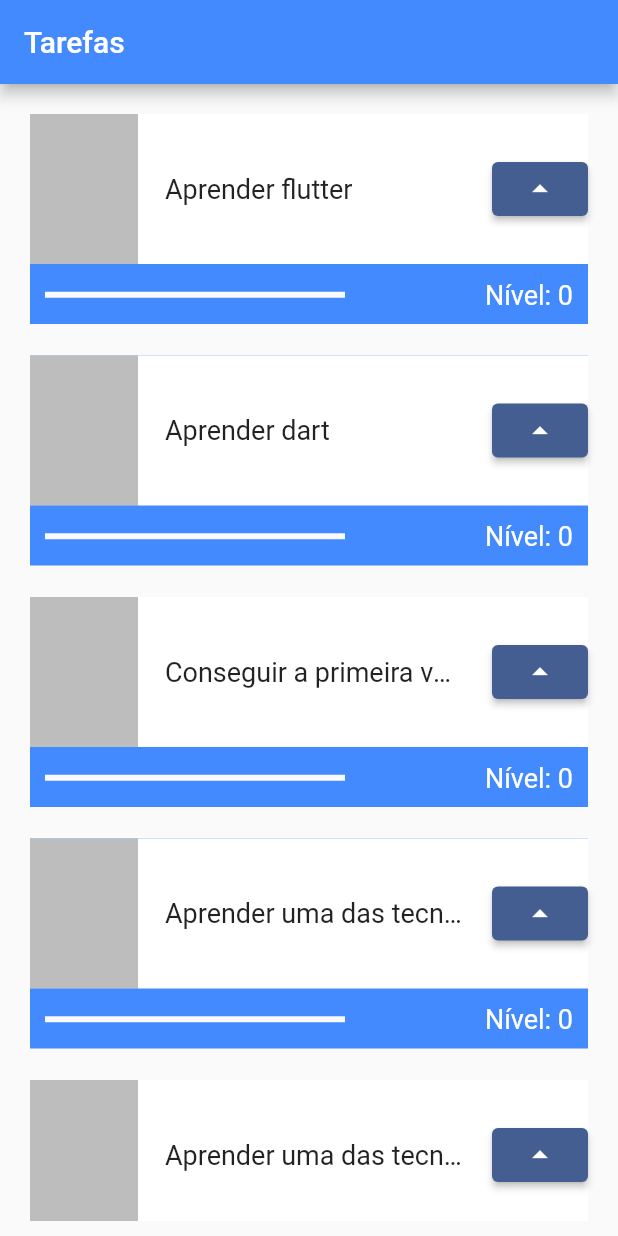
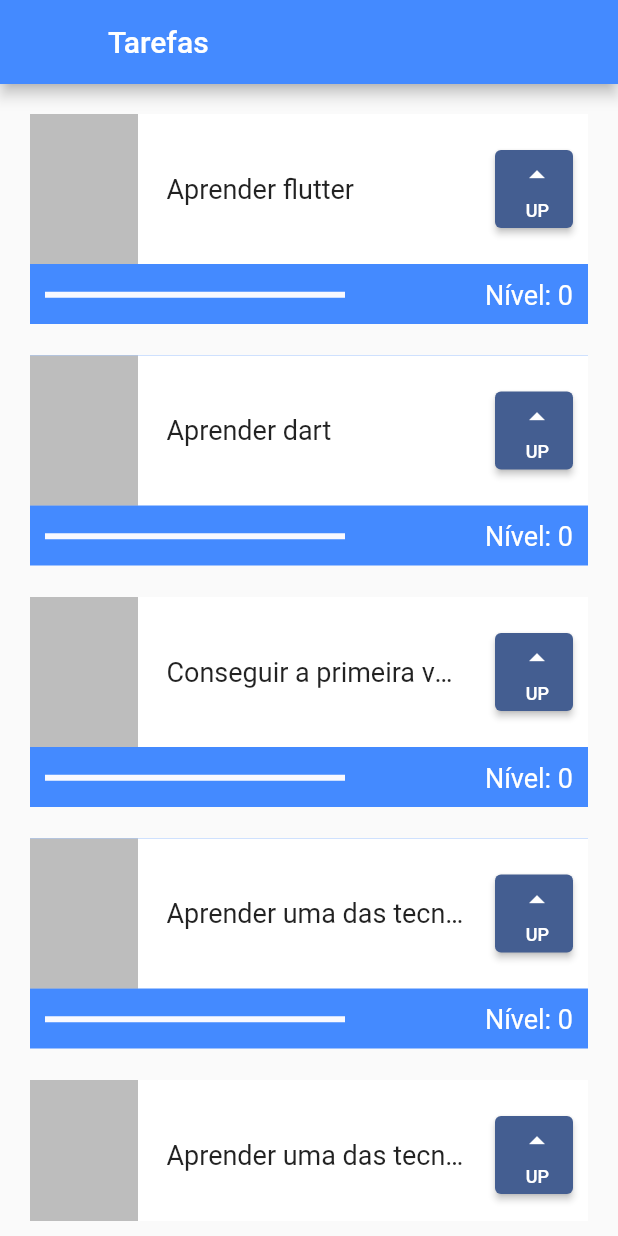
Before and after one commit to flavioaugusto1/lista_tarefas, a Flutter app: the screen it shows after launch, on a phone screen of 412 x 824 dp. Run offline on Flutter 3.47's test engine with Material 3 defaults, Android fonts, the phone set to English and light mode, and no system bars.

Commit message:
feat: implementada estilização do botão

```diff
--- a/lib/main.dart
+++ b/lib/main.dart
@@ -19,6 +19,7 @@
       ),
       home: Scaffold(
         appBar: AppBar(
+          leading: Container(),
           title: const Text(
             "Tarefas",
             style: TextStyle(
@@ -125,13 +126,27 @@
                         ),
                       ),
                     ),
-                    ElevatedButton(
-                      onPressed: () {
-                        setState(() {
-                          incrementLevel();
-                        });
-                      },
-                      child: Icon(Icons.arrow_drop_up),
+                    Padding(
+                      padding: const EdgeInsets.only(right: 10),
+                      child: Container(
+                        height: 52,
+                        width: 52,
+                        child: ElevatedButton(
+                          onPressed: () {
+                            setState(() {
+                              incrementLevel();
+                            });
+                          },
+                          child: const Column(
+                            mainAxisAlignment: MainAxisAlignment.spaceEvenly,
+                            crossAxisAlignment: CrossAxisAlignment.end,
+                            children: [
+                              Icon(Icons.arrow_drop_up),
+                              Text("UP", style: TextStyle(fontSize: 12)),
+                            ],
+                          ),
+                        ),
+                      ),
                     )
                   ],
                 ),
```
